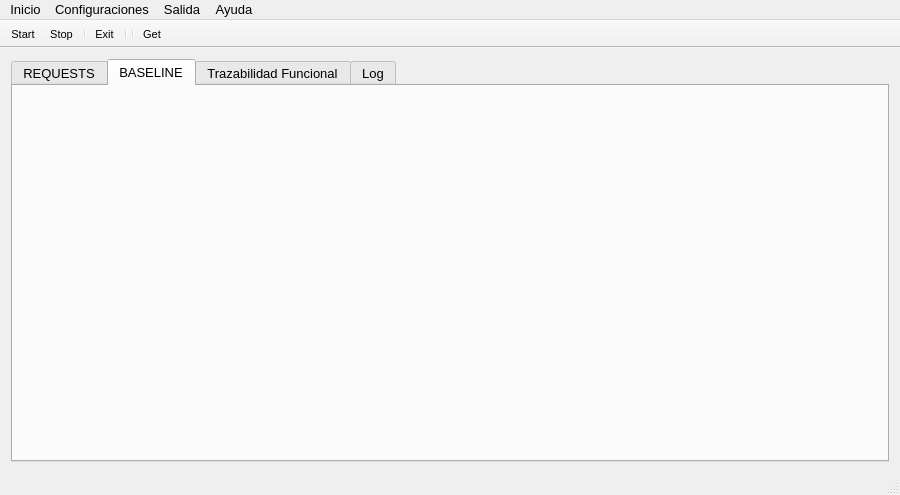
Before: the Qt Designer form mainwindow.ui in dkmpos89/CheckingQATools, drawn with Qt 5.
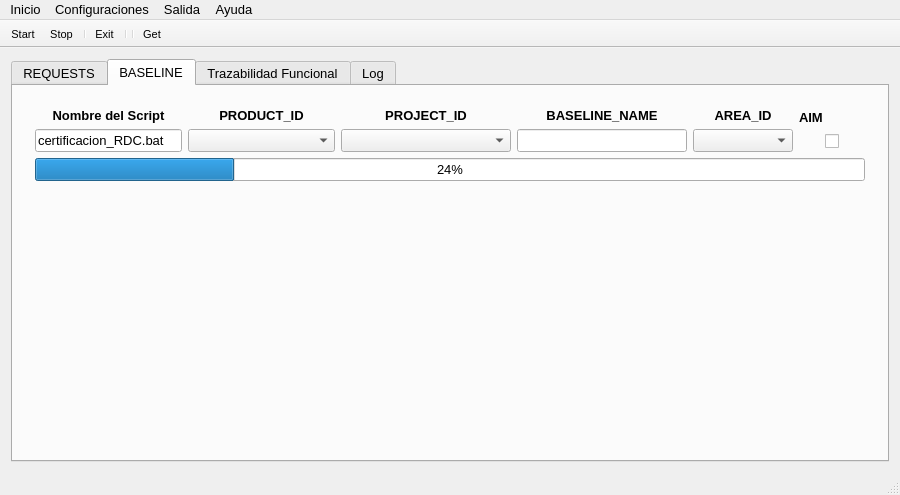
After: the same form once the commit is applied. The open tabs and pages were chosen to show the change. Icons and pictures are not drawn. Custom widgets are drawn as their Qt base class.

Patch:
```diff
--- a/mainwindow.ui
+++ b/mainwindow.ui
@@ -315,7 +315,252 @@
        </attribute>
        <layout class="QGridLayout" name="gridLayout_5">
         <item row="0" column="0">
-         <widget class="QWidget" name="contenedorTab2" native="true"/>
+         <widget class="QWidget" name="contenedorTab2" native="true">
+          <layout class="QGridLayout" name="gridLayout_8">
+           <item row="0" column="3">
+            <layout class="QVBoxLayout" name="verticalLayout_11">
+             <item>
+              <widget class="QLabel" name="label_10">
+               <property name="font">
+                <font>
+                 <weight>75</weight>
+                 <bold>true</bold>
+                </font>
+               </property>
+               <property name="text">
+                <string>BASELINE_NAME</string>
+               </property>
+               <property name="alignment">
+                <set>Qt::AlignCenter</set>
+               </property>
+              </widget>
+             </item>
+             <item>
+              <widget class="QLineEdit" name="baseline_name">
+               <property name="minimumSize">
+                <size>
+                 <width>170</width>
+                 <height>0</height>
+                </size>
+               </property>
+              </widget>
+             </item>
+            </layout>
+           </item>
+           <item row="0" column="4">
+            <layout class="QVBoxLayout" name="verticalLayout_13">
+             <item>
+              <widget class="QLabel" name="label_12">
+               <property name="font">
+                <font>
+                 <weight>75</weight>
+                 <bold>true</bold>
+                </font>
+               </property>
+               <property name="text">
+                <string>AREA_ID</string>
+               </property>
+               <property name="alignment">
+                <set>Qt::AlignCenter</set>
+               </property>
+              </widget>
+             </item>
+             <item>
+              <widget class="QComboBox" name="area_id_baseline">
+               <property name="minimumSize">
+                <size>
+                 <width>100</width>
+                 <height>0</height>
+                </size>
+               </property>
+              </widget>
+             </item>
+            </layout>
+           </item>
+           <item row="0" column="5">
+            <layout class="QVBoxLayout" name="verticalLayout_12">
+             <item>
+              <widget class="QLabel" name="label_11">
+               <property name="font">
+                <font>
+                 <weight>75</weight>
+                 <bold>true</bold>
+                </font>
+               </property>
+               <property name="text">
+                <string>AIM</string>
+               </property>
+              </widget>
+             </item>
+             <item>
+              <layout class="QHBoxLayout" name="horizontalLayout_7">
+               <item>
+                <spacer name="horizontalSpacer_7">
+                 <property name="orientation">
+                  <enum>Qt::Horizontal</enum>
+                 </property>
+                 <property name="sizeHint" stdset="0">
+                  <size>
+                   <width>40</width>
+                   <height>20</height>
+                  </size>
+                 </property>
+                </spacer>
+               </item>
+               <item>
+                <widget class="QCheckBox" name="noAIM_baseline">
+                 <property name="layoutDirection">
+                  <enum>Qt::LeftToRight</enum>
+                 </property>
+                 <property name="text">
+                  <string/>
+                 </property>
+                 <property name="tristate">
+                  <bool>false</bool>
+                 </property>
+                </widget>
+               </item>
+               <item>
+                <spacer name="horizontalSpacer_8">
+                 <property name="orientation">
+                  <enum>Qt::Horizontal</enum>
+                 </property>
+                 <property name="sizeHint" stdset="0">
+                  <size>
+                   <width>40</width>
+                   <height>20</height>
+                  </size>
+                 </property>
+                </spacer>
+               </item>
+              </layout>
+             </item>
+            </layout>
+           </item>
+           <item row="0" column="2">
+            <layout class="QVBoxLayout" name="verticalLayout_14">
+             <item>
+              <widget class="QLabel" name="label_13">
+               <property name="font">
+                <font>
+                 <weight>75</weight>
+                 <bold>true</bold>
+                </font>
+               </property>
+               <property name="text">
+                <string>PROJECT_ID</string>
+               </property>
+               <property name="alignment">
+                <set>Qt::AlignCenter</set>
+               </property>
+              </widget>
+             </item>
+             <item>
+              <widget class="QComboBox" name="project_id_baseline">
+               <property name="minimumSize">
+                <size>
+                 <width>170</width>
+                 <height>0</height>
+                </size>
+               </property>
+              </widget>
+             </item>
+            </layout>
+           </item>
+           <item row="0" column="0">
+            <layout class="QVBoxLayout" name="verticalLayout_15">
+             <item>
+              <widget class="QLabel" name="label_14">
+               <property name="font">
+                <font>
+                 <weight>75</weight>
+                 <bold>true</bold>
+                </font>
+               </property>
+               <property name="autoFillBackground">
+                <bool>false</bool>
+               </property>
+               <property name="text">
+                <string>Nombre del Script</string>
+               </property>
+               <property name="alignment">
+                <set>Qt::AlignCenter</set>
+               </property>
+              </widget>
+             </item>
+             <item>
+              <widget class="QLineEdit" name="name_script_baseline">
+               <property name="minimumSize">
+                <size>
+                 <width>147</width>
+                 <height>0</height>
+                </size>
+               </property>
+               <property name="acceptDrops">
+                <bool>false</bool>
+               </property>
+               <property name="text">
+                <string>certificacion_RDC.bat</string>
+               </property>
+               <property name="readOnly">
+                <bool>true</bool>
+               </property>
+              </widget>
+             </item>
+            </layout>
+           </item>
+           <item row="0" column="1">
+            <layout class="QVBoxLayout" name="verticalLayout_16">
+             <item>
+              <widget class="QLabel" name="label_15">
+               <property name="font">
+                <font>
+                 <weight>75</weight>
+                 <bold>true</bold>
+                </font>
+               </property>
+               <property name="text">
+                <string>PRODUCT_ID</string>
+               </property>
+               <property name="alignment">
+                <set>Qt::AlignCenter</set>
+               </property>
+              </widget>
+             </item>
+             <item>
+              <widget class="QComboBox" name="product_id_baseline">
+               <property name="minimumSize">
+                <size>
+                 <width>147</width>
+                 <height>0</height>
+                </size>
+               </property>
+              </widget>
+             </item>
+            </layout>
+           </item>
+           <item row="1" column="0" colspan="6">
+            <widget class="QProgressBar" name="progressBar_tab2">
+             <property name="value">
+              <number>24</number>
+             </property>
+            </widget>
+           </item>
+          </layout>
+         </widget>
+        </item>
+        <item row="1" column="0">
+         <spacer name="verticalSpacer_2">
+          <property name="orientation">
+           <enum>Qt::Vertical</enum>
+          </property>
+          <property name="sizeHint" stdset="0">
+           <size>
+            <width>20</width>
+            <height>40</height>
+           </size>
+          </property>
+         </spacer>
         </item>
        </layout>
       </widget>
```
Left out of the diff: 23 changed lines with no effect on the pictures.
